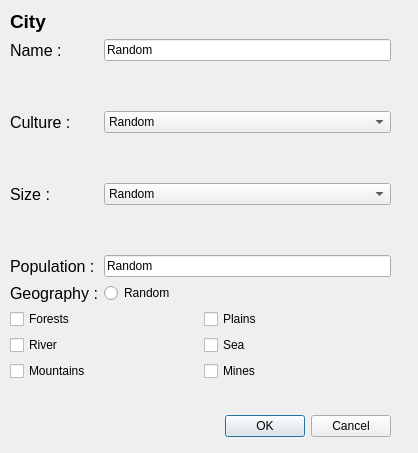
Qt form ModularWorldUi/add_city_dialog.ui (LordAle/ModularWorld) before a commit.
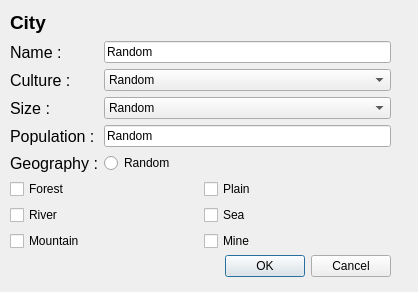
The same form after that commit. Icons and pictures are not drawn.

Diff of the .ui file:
```diff
--- a/ModularWorldUi/add_city_dialog.ui
+++ b/ModularWorldUi/add_city_dialog.ui
@@ -7,7 +7,7 @@
     <x>0</x>
     <y>0</y>
     <width>418</width>
-    <height>453</height>
+    <height>292</height>
    </rect>
   </property>
   <property name="windowTitle">
@@ -17,7 +17,7 @@
    <property name="geometry">
     <rect>
      <x>50</x>
-     <y>410</y>
+     <y>250</y>
      <width>341</width>
      <height>32</height>
     </rect>
@@ -35,7 +35,7 @@
      <x>10</x>
      <y>10</y>
      <width>381</width>
-     <height>371</height>
+     <height>241</height>
     </rect>
    </property>
    <layout class="QVBoxLayout" name="verticalLayout">
@@ -74,20 +74,7 @@
         </property>
        </widget>
       </item>
-      <item row="1" column="1">
-       <spacer name="verticalSpacer_3">
-        <property name="orientation">
-         <enum>Qt::Vertical</enum>
-        </property>
-        <property name="sizeHint" stdset="0">
-         <size>
-          <width>20</width>
-          <height>40</height>
-         </size>
-        </property>
-       </spacer>
-      </item>
-      <item row="2" column="0">
+      <item row="1" column="0">
        <widget class="QLabel" name="cultureLabel">
         <property name="font">
          <font>
@@ -99,7 +86,7 @@
         </property>
        </widget>
       </item>
-      <item row="2" column="1">
+      <item row="1" column="1">
        <widget class="QComboBox" name="cultureComboBox">
         <item>
          <property name="text">
@@ -108,20 +95,7 @@
         </item>
        </widget>
       </item>
-      <item row="3" column="1">
-       <spacer name="verticalSpacer_4">
-        <property name="orientation">
-         <enum>Qt::Vertical</enum>
-        </property>
-        <property name="sizeHint" stdset="0">
-         <size>
-          <width>20</width>
-          <height>40</height>
-         </size>
-        </property>
-       </spacer>
-      </item>
-      <item row="4" column="0">
+      <item row="2" column="0">
        <widget class="QLabel" name="sizeLabel">
         <property name="font">
          <font>
@@ -133,7 +107,7 @@
         </property>
        </widget>
       </item>
-      <item row="4" column="1">
+      <item row="2" column="1">
        <widget class="QComboBox" name="sizeComboBox">
         <property name="editable">
          <bool>false</bool>
@@ -145,20 +119,7 @@
         </item>
        </widget>
       </item>
-      <item row="5" column="1">
-       <spacer name="verticalSpacer">
-        <property name="orientation">
-         <enum>Qt::Vertical</enum>
-        </property>
-        <property name="sizeHint" stdset="0">
-         <size>
-          <width>20</width>
-          <height>40</height>
-         </size>
-        </property>
-       </spacer>
-      </item>
-      <item row="6" column="0">
+      <item row="3" column="0">
        <widget class="QLabel" name="populationLabel">
         <property name="font">
          <font>
@@ -170,14 +131,14 @@
         </property>
        </widget>
       </item>
-      <item row="6" column="1">
+      <item row="3" column="1">
        <widget class="QLineEdit" name="populationLineEdit">
         <property name="text">
          <string>Random</string>
         </property>
        </widget>
       </item>
-      <item row="9" column="0">
+      <item row="4" column="0">
        <widget class="QLabel" name="label_2">
         <property name="font">
          <font>
@@ -189,7 +150,7 @@
         </property>
        </widget>
       </item>
-      <item row="9" column="1">
+      <item row="4" column="1">
        <widget class="QRadioButton" name="geographyButton">
         <property name="text">
          <string>Random</string>
@@ -203,7 +164,11 @@
       <item row="0" column="0">
        <widget class="QCheckBox" name="forestsCheckBox">
         <property name="text">
-         <string>Forests</string>
+         <string>Forest</string>
+        </property>
+        <property name="icon">
+         <iconset>
+          <normaloff>Icons/Tree.jpg</normaloff>Icons/Tree.jpg</iconset>
         </property>
        </widget>
       </item>
@@ -217,7 +182,7 @@
       <item row="2" column="0">
        <widget class="QCheckBox" name="mountainsCheckBox">
         <property name="text">
-         <string>Mountains</string>
+         <string>Mountain</string>
         </property>
        </widget>
       </item>
@@ -229,16 +194,22 @@
        </widget>
       </item>
       <item row="2" column="1">
-       <widget class="QCheckBox" name="minesCheckBox">
+       <widget class="QCheckBox" name="mineCheckBox">
+        <property name="enabled">
+         <bool>true</bool>
+        </property>
         <property name="text">
-         <string>Mines</string>
+         <string>Mine</string>
+        </property>
+        <property name="checked">
+         <bool>false</bool>
         </property>
        </widget>
       </item>
       <item row="0" column="1">
        <widget class="QCheckBox" name="plainsCheckBox">
         <property name="text">
-         <string>Plains</string>
+         <string>Plain</string>
         </property>
        </widget>
       </item>
```
Left out of the diff: 6 changed lines with no effect on the pictures.
